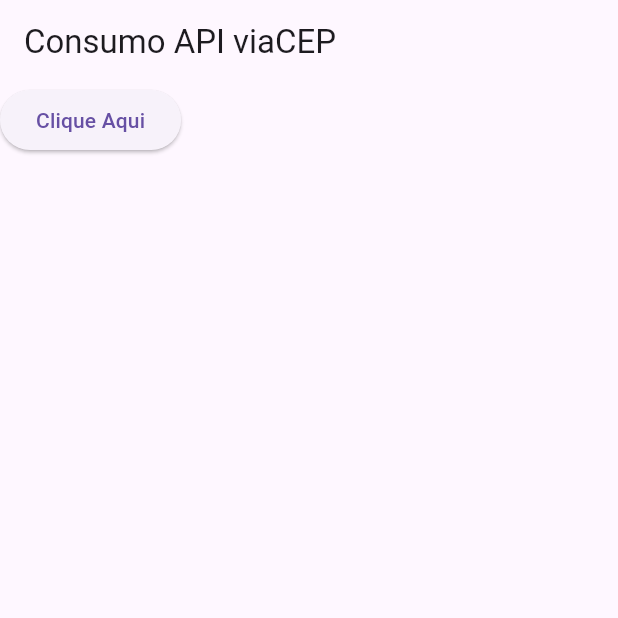
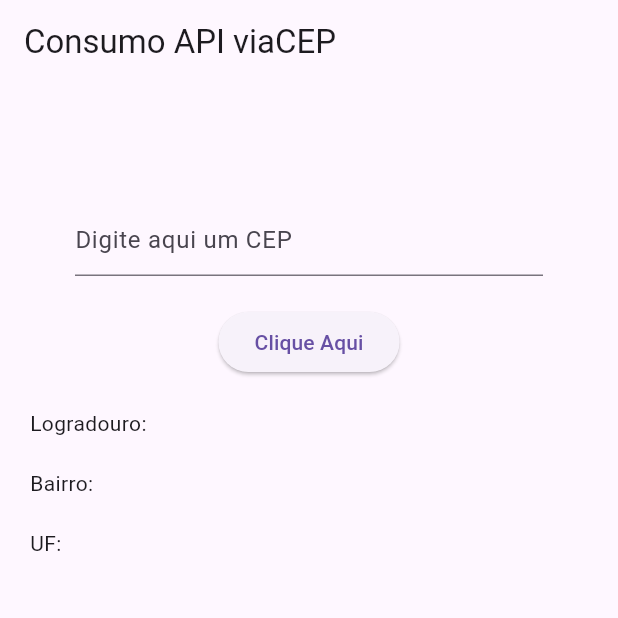
Before and after one commit to roberiosouza/via-cep-flutter, a Flutter app: the screen it shows after launch, after a tap on "Clique Aqui", on a phone screen of 412 x 824 dp, the top half of it. Run offline on Flutter 3.47's test engine with Material 3 defaults, Android fonts, the phone set to English and light mode, and no system bars; network calls fail.

Commit message:
Adicionado TextField para que a consulta se torne dinamica. Também foi adicioando Text para apresentar os resultados da busca.

```diff
--- a/lib/Home.dart
+++ b/lib/Home.dart
@@ -1,5 +1,6 @@
 import 'dart:convert';
 
+import 'package:flutter/cupertino.dart';
 import 'package:flutter/material.dart';
 import 'package:http/http.dart' as http;
 
@@ -11,11 +12,23 @@ class Home extends StatefulWidget {
 }
 
 class _HomeState extends State<Home> {
+  TextEditingController _cepController = TextEditingController();
+  String _logradouro = "";
+  String _bairro = "";
+  String _uf = "";
+
   _recuperarCep() async {
-    var url = Uri.parse("https://viacep.com.br/ws/24210410/json/");
+    var url =
+        Uri.parse("https://viacep.com.br/ws/${_cepController.text}/json/");
     http.Response respose;
     respose = await http.get(url);
     Map<String, dynamic> dados = json.decode(respose.body);
+
+    setState(() {
+      _logradouro = dados["logradouro"];
+      _bairro = dados["bairro"];
+      _uf = dados["uf"];
+    });
   }
 
   @override
@@ -26,7 +39,40 @@ class _HomeState extends State<Home> {
       ),
       body: Column(
         children: [
-          ElevatedButton(onPressed: _recuperarCep, child: Text("Clique Aqui"))
+          Padding(
+            padding: EdgeInsets.fromLTRB(50, 80, 50, 0),
+            child: TextField(
+              keyboardType: TextInputType.number,
+              decoration: InputDecoration(hintText: "Digite aqui um CEP"),
+              controller: _cepController,
+            ),
+          ),
+          Padding(
+            padding: EdgeInsets.only(top: 20),
+            child: ElevatedButton(
+                onPressed: _recuperarCep, child: Text("Clique Aqui")),
+          ),
+          Row(
+            children: [
+              Column(
+                crossAxisAlignment: CrossAxisAlignment.start,
+                children: [
+                  Padding(
+                    padding: EdgeInsets.fromLTRB(20, 20, 20, 0),
+                    child: Text("Logradouro: ${_logradouro}"),
+                  ),
+                  Padding(
+                    padding: EdgeInsets.fromLTRB(20, 20, 20, 0),
+                    child: Text("Bairro: ${_bairro}"),
+                  ),
+                  Padding(
+                    padding: EdgeInsets.fromLTRB(20, 20, 20, 0),
+                    child: Text("UF: ${_uf}"),
+                  )
+                ],
+              )
+            ],
+          )
         ],
       ),
     );
```
